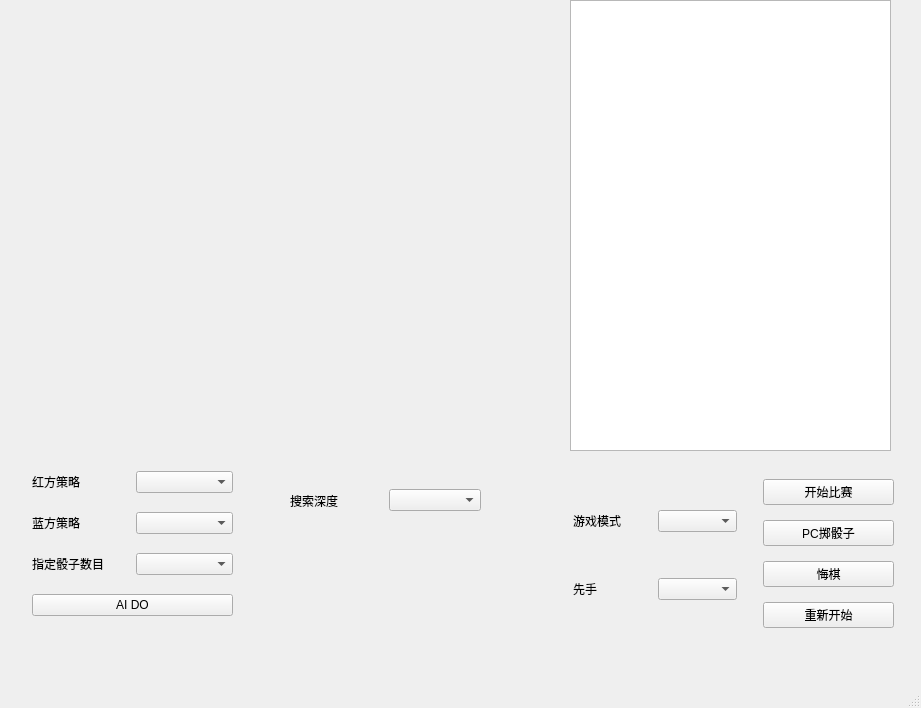
Qt form view/mainwindow.ui (Kelfvin/Einstein_BlueShadow) before a commit.
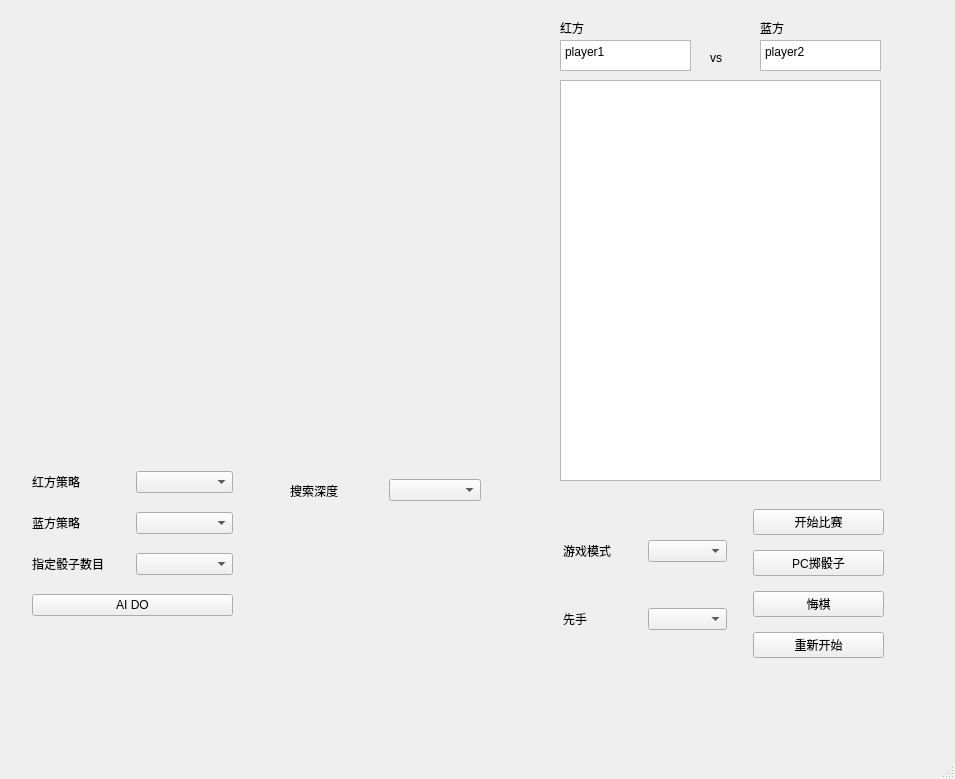
The same form after that commit.

Patch:
```diff
--- a/view/mainwindow.ui
+++ b/view/mainwindow.ui
@@ -6,8 +6,8 @@
    <rect>
     <x>0</x>
     <y>0</y>
-    <width>921</width>
-    <height>708</height>
+    <width>955</width>
+    <height>779</height>
    </rect>
   </property>
   <property name="windowTitle">
@@ -28,10 +28,10 @@
    <widget class="QWidget" name="verticalLayoutWidget_2">
     <property name="geometry">
      <rect>
-      <x>570</x>
-      <y>0</y>
+      <x>560</x>
+      <y>80</y>
       <width>321</width>
-      <height>451</height>
+      <height>401</height>
      </rect>
     </property>
     <layout class="QVBoxLayout" name="verticalLayout_2">
@@ -47,8 +47,8 @@
    <widget class="QWidget" name="verticalLayoutWidget_3">
     <property name="geometry">
      <rect>
-      <x>763</x>
-      <y>470</y>
+      <x>753</x>
+      <y>500</y>
       <width>131</width>
       <height>171</height>
      </rect>
@@ -87,8 +87,8 @@
    <widget class="QWidget" name="verticalLayoutWidget_4">
     <property name="geometry">
      <rect>
-      <x>573</x>
-      <y>470</y>
+      <x>563</x>
+      <y>500</y>
       <width>164</width>
       <height>171</height>
      </rect>
@@ -131,7 +131,7 @@
     <property name="geometry">
      <rect>
       <x>290</x>
-      <y>470</y>
+      <y>460</y>
       <width>191</width>
       <height>61</height>
      </rect>
@@ -210,6 +210,71 @@
      </item>
     </layout>
    </widget>
+   <widget class="QPlainTextEdit" name="red_team_name_text">
+    <property name="geometry">
+     <rect>
+      <x>560</x>
+      <y>40</y>
+      <width>131</width>
+      <height>31</height>
+     </rect>
+    </property>
+    <property name="plainText">
+     <string>player1</string>
+    </property>
+   </widget>
+   <widget class="QLabel" name="vs_lable">
+    <property name="geometry">
+     <rect>
+      <x>710</x>
+      <y>50</y>
+      <width>58</width>
+      <height>16</height>
+     </rect>
+    </property>
+    <property name="text">
+     <string>vs</string>
+    </property>
+   </widget>
+   <widget class="QPlainTextEdit" name="blue_team_name_text">
+    <property name="geometry">
+     <rect>
+      <x>760</x>
+      <y>40</y>
+      <width>121</width>
+      <height>31</height>
+     </rect>
+    </property>
+    <property name="plainText">
+     <string>player2</string>
+    </property>
+   </widget>
+   <widget class="QLabel" name="vs_lable_2">
+    <property name="geometry">
+     <rect>
+      <x>560</x>
+      <y>20</y>
+      <width>58</width>
+      <height>16</height>
+     </rect>
+    </property>
+    <property name="text">
+     <string>红方</string>
+    </property>
+   </widget>
+   <widget class="QLabel" name="vs_lable_3">
+    <property name="geometry">
+     <rect>
+      <x>760</x>
+      <y>20</y>
+      <width>58</width>
+      <height>16</height>
+     </rect>
+    </property>
+    <property name="text">
+     <string>蓝方</string>
+    </property>
+   </widget>
   </widget>
   <widget class="QMenuBar" name="menubar">
    <property name="geometry">
```
Left out of the diff: 2 changed lines with no effect on the pictures.
